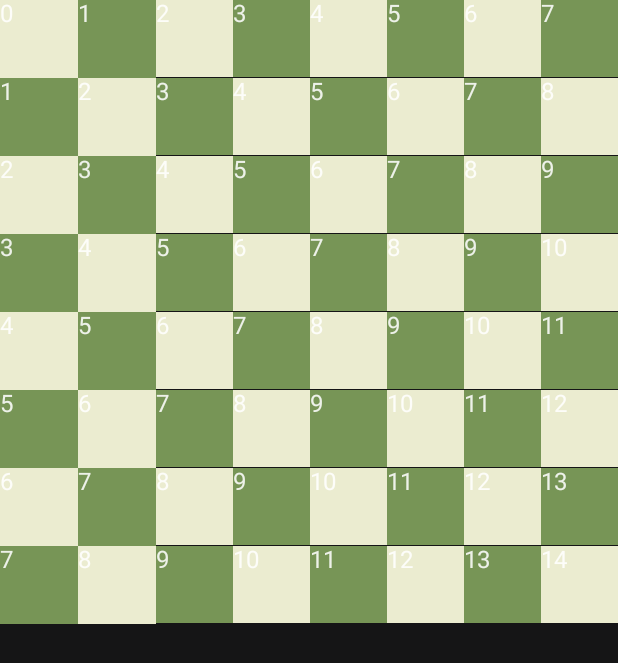
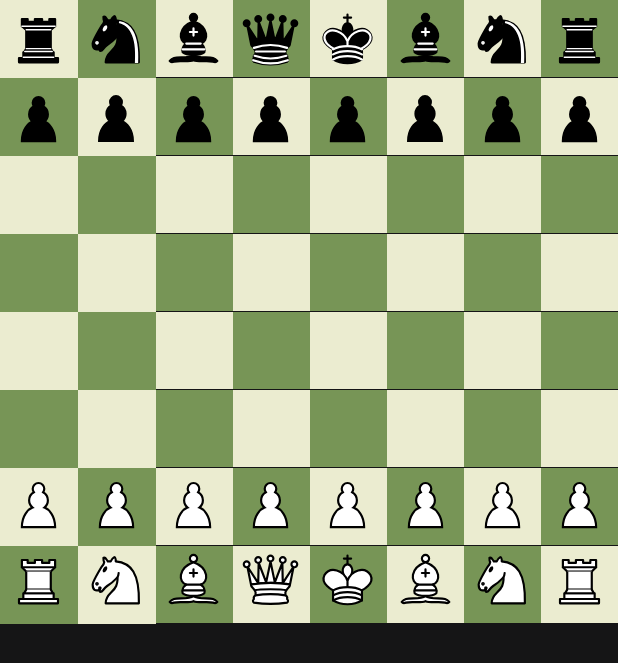
Before and after one commit to mayurgajra/JetChess, an Android app built with Jetpack Compose: the composable BoardMainContainer shown on its own in the app's theme, on a phone screen of 412 x 824 dp. Shown: the top 663 px of the screen. Run offline under Robolectric (Android 15) with nearby library versions, the phone set to English and light mode, and no system bars; our stand-ins replace constraintlayout-compose.

Commit message:
- Piece initial positioning done.

```diff
--- a/app/src/main/java/com/mayurg/jetchess/framework/presentation/playgame/boardview/BoardSetup.kt
+++ b/app/src/main/java/com/mayurg/jetchess/framework/presentation/playgame/boardview/BoardSetup.kt
@@ -21,7 +21,7 @@ fun BoardMainContainer() {
     Box {
         val board = Board()
         BoardBg()
-        BoardPiecesSetup(pieces = board.allPieces)
+        BoardPiecesSetup(pieces = board.allPieces,modifier = Modifier.fillMaxWidth().aspectRatio(1.0f))
     }
 }
 
@@ -41,7 +41,7 @@ private fun BoardBg() {
                             .aspectRatio(1f)
                             .background(squareColor)
                     ) {
-                        Text(text = "${i + j}")
+//                        Text(text = "${i + j}")
                     }
                 }
             }
--- a/buildSrc/src/main/java/dependencies/Versions.kt
+++ b/buildSrc/src/main/java/dependencies/Versions.kt
@@ -3,7 +3,7 @@ package dependencies
 object Versions {
     // Build project level versions
     const val buildTools = "7.0.0-beta03"
-    const val kotlinPlugin = "1.5.0"
+    const val kotlinPlugin = "1.4.32"
 
     //Android
     const val androidxCore = "1.3.2"
@@ -13,7 +13,7 @@ object Versions {
     //compose
     const val composeCore = "1.0.0-beta07"
     const val composeActivity = "1.3.0-alpha03"
-    const val composeConstraint = "1.0.0-alpha06"
+    const val composeConstraint = "1.0.0-alpha07"
     const val composeNavigation = "2.4.0-alpha01"
 
     //hilt
```
Also changed, not shown: app/src/main/AndroidManifest.xml (+4 -4 lines).
